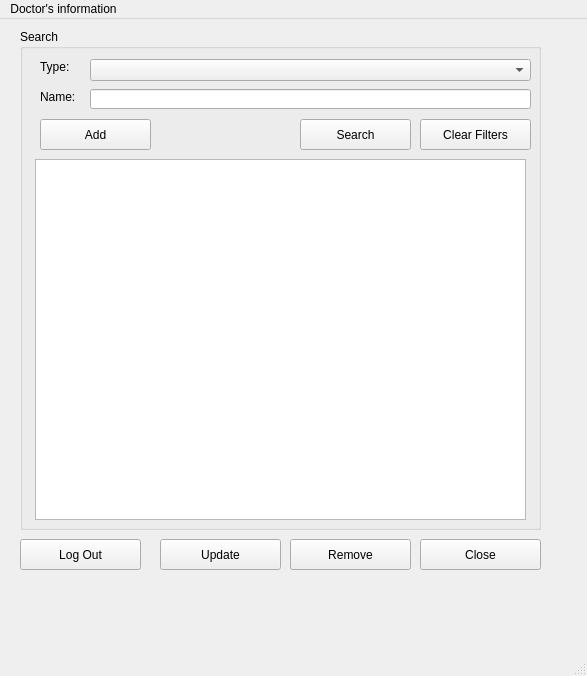
First picture: the form in Screens/Admin MainMenu.ui, repository RaahimHash/DBMS-Project-UHU-Clinic, before the edit.
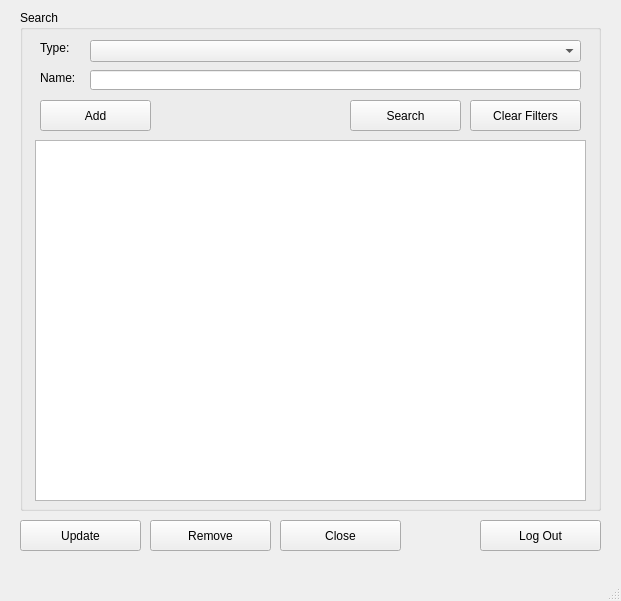
Second picture: the form after the edit.

```diff
--- a/Screens/Admin MainMenu.ui
+++ b/Screens/Admin MainMenu.ui
@@ -6,8 +6,8 @@
    <rect>
     <x>0</x>
     <y>0</y>
-    <width>587</width>
-    <height>676</height>
+    <width>621</width>
+    <height>601</height>
    </rect>
   </property>
   <property name="windowTitle">
@@ -19,7 +19,7 @@
      <rect>
       <x>20</x>
       <y>10</y>
-      <width>521</width>
+      <width>581</width>
       <height>501</height>
      </rect>
     </property>
@@ -31,7 +31,7 @@
       <rect>
        <x>70</x>
        <y>30</y>
-       <width>441</width>
+       <width>491</width>
        <height>22</height>
       </rect>
      </property>
@@ -54,7 +54,7 @@
       <rect>
        <x>70</x>
        <y>60</y>
-       <width>441</width>
+       <width>491</width>
        <height>20</height>
       </rect>
      </property>
@@ -78,7 +78,7 @@
     <widget class="QPushButton" name="pushSearch">
      <property name="geometry">
       <rect>
-       <x>280</x>
+       <x>330</x>
        <y>90</y>
        <width>111</width>
        <height>31</height>
@@ -93,7 +93,7 @@
       <rect>
        <x>15</x>
        <y>130</y>
-       <width>491</width>
+       <width>551</width>
        <height>361</height>
       </rect>
      </property>
@@ -114,7 +114,7 @@
     <widget class="QPushButton" name="pushClearFilters">
      <property name="geometry">
       <rect>
-       <x>400</x>
+       <x>450</x>
        <y>90</y>
        <width>111</width>
        <height>31</height>
@@ -128,7 +128,7 @@
    <widget class="QPushButton" name="pushClose">
     <property name="geometry">
      <rect>
-      <x>420</x>
+      <x>280</x>
       <y>520</y>
       <width>121</width>
       <height>31</height>
@@ -141,7 +141,7 @@
    <widget class="QPushButton" name="pushRemoveUser">
     <property name="geometry">
      <rect>
-      <x>290</x>
+      <x>150</x>
       <y>520</y>
       <width>121</width>
       <height>31</height>
@@ -154,7 +154,7 @@
    <widget class="QPushButton" name="pushUpdateUser">
     <property name="geometry">
      <rect>
-      <x>160</x>
+      <x>20</x>
       <y>520</y>
       <width>121</width>
       <height>31</height>
@@ -167,7 +167,7 @@
    <widget class="QPushButton" name="pushLogOut">
     <property name="geometry">
      <rect>
-      <x>20</x>
+      <x>480</x>
       <y>520</y>
       <width>121</width>
       <height>31</height>
@@ -178,22 +178,6 @@
     </property>
    </widget>
   </widget>
-  <widget class="QMenuBar" name="menubar">
-   <property name="geometry">
-    <rect>
-     <x>0</x>
-     <y>0</y>
-     <width>587</width>
-     <height>21</height>
-    </rect>
-   </property>
-   <widget class="QMenu" name="menuScreen7">
-    <property name="title">
-     <string>Doctor's information</string>
-    </property>
-   </widget>
-   <addaction name="menuScreen7"/>
-  </widget>
   <widget class="QStatusBar" name="statusbar"/>
  </widget>
  <resources/>
```
Left out of the diff: 3 changed lines with no effect on the pictures.
